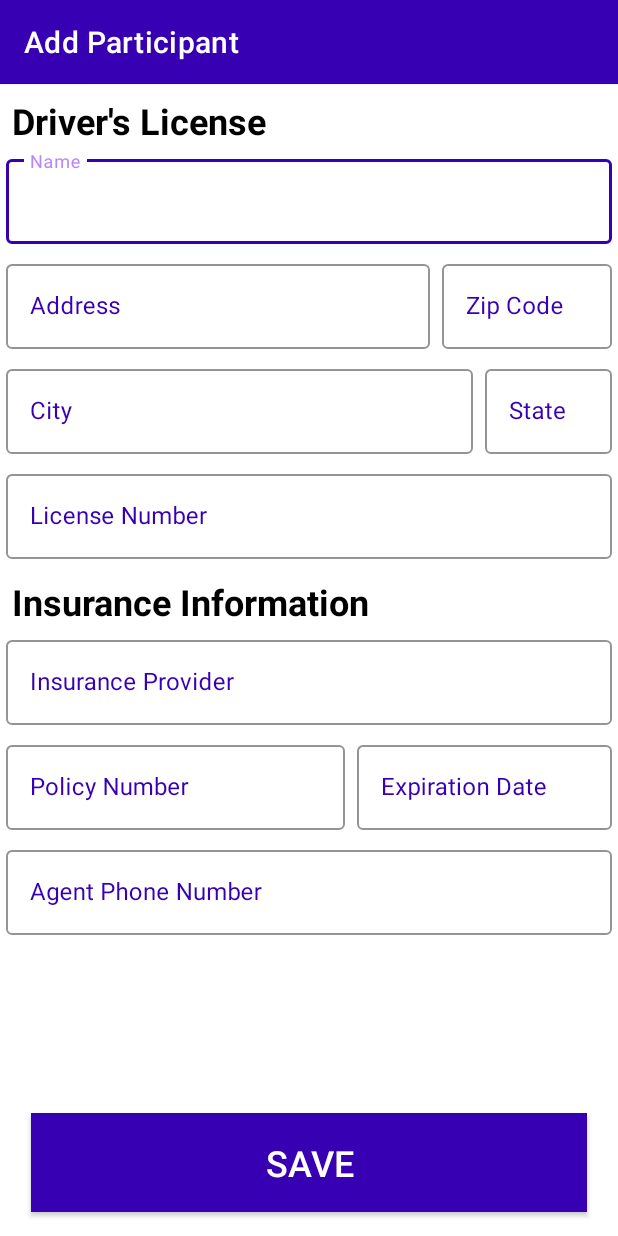
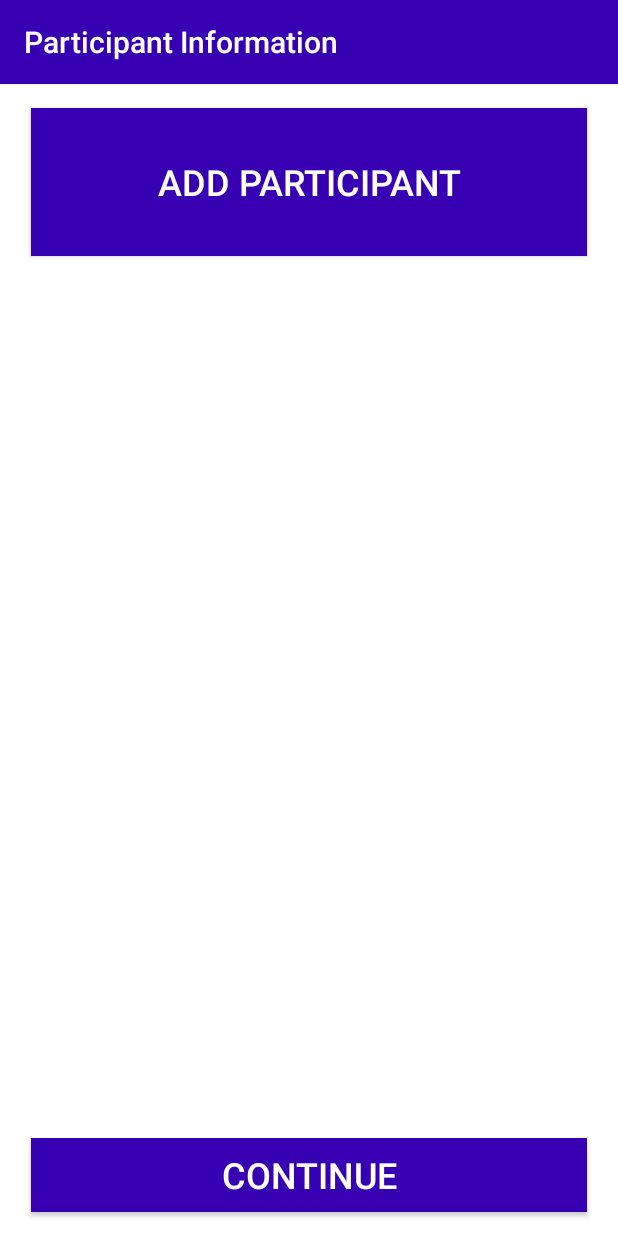
Before and after one commit to TrellixVulnTeam/Vigilantes_KVYE, an Android app: the screen it shows after launch (addParticipantForm before the commit, reportParticipantInfo after it), after a tap on "FOR DEBUGGING ONLY", on a phone screen of 412 x 824 dp. Run offline under Robolectric (Android 15) with nearby library versions, the phone set to English and light mode, and no system bars; libraries missing offline, so code that uses them is left out: edu.umich; 2 statements that could not run were skipped.

Commit message:
New participant information retrievable

```diff
--- a/project_frontend/app/build.gradle
+++ b/project_frontend/app/build.gradle
@@ -1,6 +1,7 @@
 plugins {
     id 'com.android.application'
     id 'kotlin-android'
+    id 'kotlin-android-extensions'
 }
 
 android {
--- a/project_frontend/app/src/main/AndroidManifest.xml
+++ b/project_frontend/app/src/main/AndroidManifest.xml
@@ -71,6 +71,10 @@
             android:name=".addParticipantForm"
             android:theme="@style/Theme.Design.NoActionBar">
         </activity>
+        <activity
+            android:name=".reportParticipantInfo"
+            android:theme="@style/Theme.Design.NoActionBar">
+        </activity>
     </application>
 
 </manifest>
--- a/project_frontend/app/src/main/java/edu/umich/Vigilantes/MainActivity.kt
+++ b/project_frontend/app/src/main/java/edu/umich/Vigilantes/MainActivity.kt
@@ -69,7 +69,7 @@ class MainActivity : AppCompatActivity() {
             startActivity(intent)
         }
         debugButton.setOnClickListener {
-            val intent = Intent(this, addParticipantForm::class.java)   //Change page to page being tested
+            val intent = Intent(this, reportParticipantInfo::class.java)   //Change page to page being tested
             startActivity(intent)
         }
         startReportButton.setOnClickListener {
--- a/project_frontend/app/src/main/java/edu/umich/Vigilantes/ParticipantInfo.kt
+++ b/project_frontend/app/src/main/java/edu/umich/Vigilantes/ParticipantInfo.kt
@@ -1,5 +1,9 @@
 package edu.umich.Vigilantes
 
+import android.os.Parcelable
+import kotlinx.android.parcel.Parcelize
+
+@Parcelize
 data class ParticipantInfo(
     var name: String? = null,
     var addr: String? = null,
@@ -11,4 +15,4 @@ data class ParticipantInfo(
     var policy: String? = null,
     var expiration: String? = null,
     var agentNumber: String? = null
-)
+) : Parcelable
--- a/project_frontend/app/src/main/java/edu/umich/Vigilantes/addParticipantForm.kt
+++ b/project_frontend/app/src/main/java/edu/umich/Vigilantes/addParticipantForm.kt
@@ -1,5 +1,6 @@
 package edu.umich.Vigilantes
 
+import android.content.Intent
 import android.os.Bundle
 import android.util.Log
 import android.widget.Button
@@ -30,6 +31,7 @@ class addParticipantForm : AppCompatActivity() {
         val saveButton = findViewById<Button>(R.id.saveButton)
 
         saveButton.setOnClickListener {
+            //Create ParticipantInfo object
             var par = ParticipantInfo(
                 nameEntry.getText().toString(),
                 addrEntry.getText().toString(),
@@ -42,6 +44,12 @@ class addParticipantForm : AppCompatActivity() {
                 expirationEntry.getText().toString(),
                 agentNumberEntry.getText().toString()
             )
+
+            //Set result to ParticipantInfo object and return to previous view
+            val intent = Intent()
+            intent.putExtra("Participant Info", par)
+            setResult(RESULT_OK, intent)
+            finish()
         }
     }
 }
--- /dev/null
+++ b/project_frontend/app/src/main/java/edu/umich/Vigilantes/reportParticipantInfo.kt
@@ -0,0 +1,45 @@
+package edu.umich.Vigilantes
+
+import android.app.Activity
+import android.content.Intent
+import android.os.Bundle
+import android.util.Log
+import android.widget.Button
+import androidx.activity.result.contract.ActivityResultContracts
+import androidx.appcompat.app.AppCompatActivity
+
+class reportParticipantInfo : AppCompatActivity() {
+    private var reportParticipants: MutableList<ParticipantInfo> = mutableListOf()
+
+    override fun onCreate(savedInstanceState: Bundle?) {
+        super.onCreate(savedInstanceState)
+        setContentView(R.layout.activity_report_participant)
+
+        val addParticipantButton = findViewById<Button>(R.id.addParticipantButton)
+
+        addParticipantButton.setOnClickListener {
+            val participant = ParticipantInfo()
+            val intent = Intent(this, addParticipantForm::class.java)
+            intent.putExtra("Participant info", participant)
+            addParticipant.launch(intent)
+        }
+    }
+
+    private val addParticipant =
+        registerForActivityResult(
+            ActivityResultContracts.StartActivityForResult()
+        ) {
+            if(it.resultCode == Activity.RESULT_OK) {
+                //Retrieve ParticipantInfo object from call
+                val participant = it.data?.getParcelableExtra<ParticipantInfo>("Participant Info")
+                Log.d("debug message", "Participant Info received")
+                if (participant != null) {
+                    participant.name?.let { it1 -> Log.d("Participant added ", it1) }
+                    reportParticipants.add(participant) //Add retrieved participant to list of participants
+                }
+            }
+            else {
+                Log.d("debug message", "Participant Info lost")
+            }
+        }
+}
--- /dev/null
+++ b/project_frontend/app/src/main/res/layout/activity_report_participant.xml
@@ -0,0 +1,55 @@
+<?xml version="1.0" encoding="utf-8"?>
+<androidx.constraintlayout.widget.ConstraintLayout xmlns:android="http://schemas.android.com/apk/res/android"
+    xmlns:app="http://schemas.android.com/apk/res-auto"
+
+    android:layout_width="match_parent"
+    android:layout_height="match_parent"
+    android:background="@color/white">>
+
+    <androidx.appcompat.widget.Toolbar
+        android:id="@+id/toolbar"
+        android:layout_width="match_parent"
+        android:layout_height="wrap_content"
+        android:background="@color/purple_700"
+        android:elevation="1dp"
+        app:title="Participant Information"
+        app:titleTextColor="@android:color/white"
+        app:layout_constraintTop_toTopOf="parent"
+        app:layout_constraintStart_toStartOf="parent"
+        app:layout_constraintEnd_toEndOf="parent" />
+
+    <Button
+        android:id="@+id/addParticipantButton"
+        android:layout_width="0dp"
+        android:layout_height="0dp"
+        android:layout_centerHorizontal="true"
+        android:layout_marginTop="16dp"
+        android:clickable="true"
+        android:text="Add Participant"
+        android:textSize="24sp"
+        android:background="@color/purple_700"
+
+        app:layout_constraintTop_toBottomOf="@+id/toolbar"
+        app:layout_constraintEnd_toEndOf="parent"
+        app:layout_constraintHeight_percent="0.12"
+        app:layout_constraintStart_toStartOf="parent"
+        app:layout_constraintWidth_percent="0.9" />
+
+    <Button
+        android:id="@+id/continueButton"
+        android:layout_width="0dp"
+        android:layout_height="0dp"
+        android:layout_centerHorizontal="true"
+        android:layout_marginBottom="16dp"
+        android:clickable="true"
+        android:text="Continue"
+        android:textSize="24sp"
+        android:background="@color/purple_700"
+
+        app:layout_constraintBottom_toBottomOf="parent"
+        app:layout_constraintEnd_toEndOf="parent"
+        app:layout_constraintHeight_percent="0.06"
+        app:layout_constraintStart_toStartOf="parent"
+        app:layout_constraintWidth_percent="0.9" />
+
+</androidx.constraintlayout.widget.ConstraintLayout>
```
